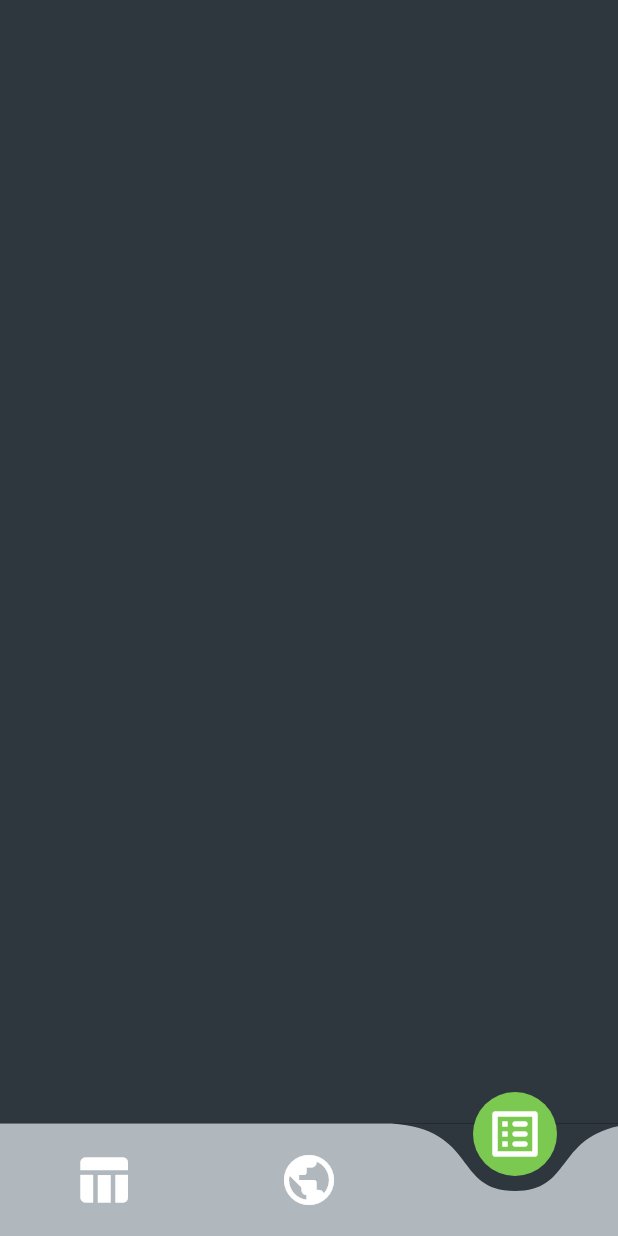
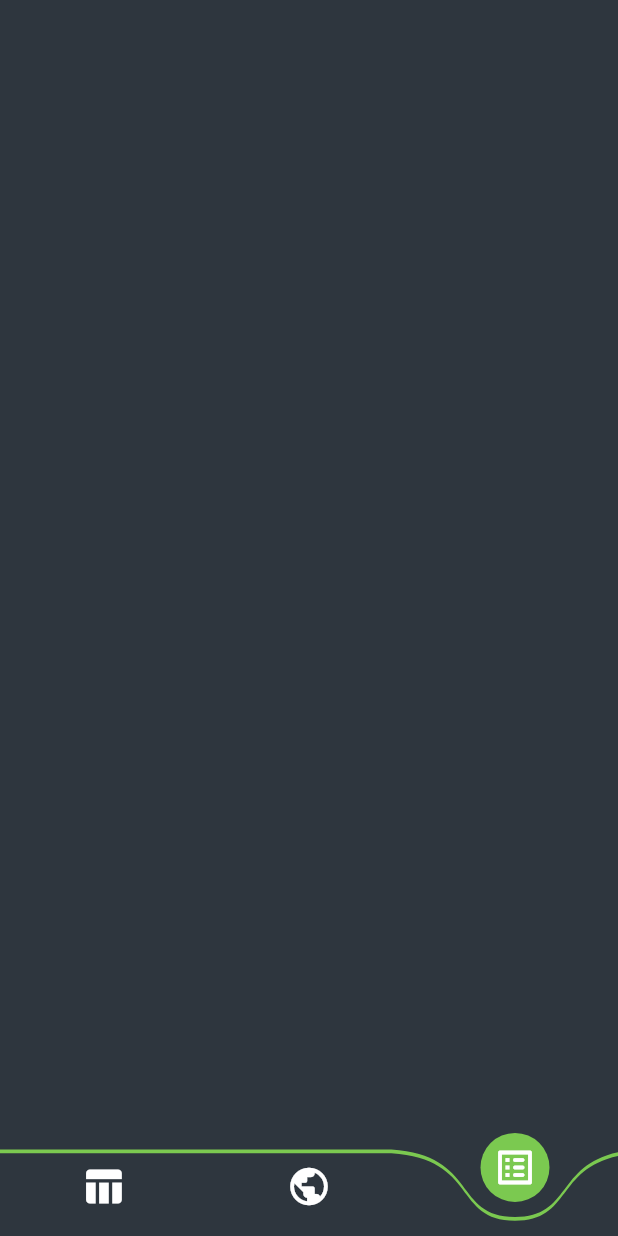
Before and after one commit to Grupo-Arquitectura-2021/VIC-19-Frontend-Mobile, a Flutter app: the screen it shows after launch, item 3 of the bottom bar chosen, on a phone screen of 412 x 824 dp. Run offline on Flutter 3.47's test engine with Material 2 defaults, Android fonts, the phone set to English and light mode, and no system bars; drawn by our look-alikes of curved_navigation_bar.

Commit message:
se agrego el bottom menu con la linea

```diff
--- a/vic_19/lib/Pages/BottomMenu.dart
+++ b/vic_19/lib/Pages/BottomMenu.dart
@@ -1,4 +1,4 @@
-import 'package:curved_navigation_bar/curved_navigation_bar.dart';
+import 'package:vic_19/bottomNav/curved_navigation_bar.dart';
 import 'package:flutter/cupertino.dart';
 import 'package:flutter/material.dart';
 
@@ -22,21 +22,21 @@ class _BottomMenuState extends State<BottomMenu> {
             // Icons.analytics_outlined,
             Icons.table_chart_rounded,
             // Icons.assessment_outlined,
-            size: 40,
+            size: 30,
             color: Colors.white,
           ),
           Icon(
             // Icons.menu,
             // Icons.home_rounded,
             Icons.public_rounded,
-            size: 40,
+            size: 30,
             color: Colors.white,
           ),
           Icon(
             // Icons.add_chart,
             // Icons.article_outlined,
             Icons.list_alt_rounded,
-            size: 40,
+            size: 30,
             color: Colors.white,
           ),
           // Icon(Icons.add_shopping_cart,size: 40,),
@@ -48,7 +48,9 @@ class _BottomMenuState extends State<BottomMenu> {
         },
         buttonBackgroundColor: color2,
         backgroundColor: color1,
-        color: color5,
+        height: size.height*0.07,
+
+        color: color1,
         // animationCurve: Curves.easeInBack,
         animationDuration: const Duration(milliseconds: 300),
       ),
--- /dev/null
+++ b/vic_19/lib/bottomNav/curved_navigation_bar.dart
@@ -0,0 +1,182 @@
+import 'package:flutter/material.dart';
+import 'package:meta/meta.dart';
+import 'src/nav_button.dart';
+import 'src/nav_custom_painter.dart';
+
+typedef _LetIndexPage = bool Function(int value);
+
+class CurvedNavigationBar extends StatefulWidget {
+  final List<Widget> items;
+  final int index;
+  final Color color;
+  final Color buttonBackgroundColor;
+  final Color backgroundColor;
+  final ValueChanged<int> onTap;
+  final _LetIndexPage letIndexChange;
+  final Curve animationCurve;
+  final Duration animationDuration;
+  final double height;
+
+  CurvedNavigationBar({
+    Key key,
+    @required this.items,
+    this.index = 0,
+    this.color = Colors.white,
+    this.buttonBackgroundColor,
+    this.backgroundColor = Colors.blueAccent,
+    this.onTap,
+    _LetIndexPage letIndexChange,
+    this.animationCurve = Curves.easeOut,
+    this.animationDuration = const Duration(milliseconds: 600),
+    this.height = 75.0,
+  })  : letIndexChange = letIndexChange ?? ((_) => true),
+        assert(items != null),
+        assert(items.length >= 1),
+        assert(0 <= index && index < items.length),
+        assert(0 <= height && height <= 75.0),
+        super(key: key);
+
+  @override
+  CurvedNavigationBarState createState() => CurvedNavigationBarState();
+}
+
+class CurvedNavigationBarState extends State<CurvedNavigationBar>
+    with SingleTickerProviderStateMixin {
+  double _startingPos;
+  int _endingIndex = 0;
+  double _pos;
+  double _buttonHide = 0;
+  Widget _icon;
+  AnimationController _animationController;
+  int _length;
+
+  @override
+  void initState() {
+    super.initState();
+    _icon = widget.items[widget.index];
+    _length = widget.items.length;
+    _pos = widget.index / _length;
+    _startingPos = widget.index / _length;
+    _animationController = AnimationController(vsync: this, value: _pos);
+    _animationController.addListener(() {
+      setState(() {
+        _pos = _animationController.value;
+        final endingPos = _endingIndex / widget.items.length;
+        final middle = (endingPos + _startingPos) / 2;
+        if ((endingPos - _pos).abs() < (_startingPos - _pos).abs()) {
+          _icon = widget.items[_endingIndex];
+        }
+        _buttonHide =
+            (1 - ((middle - _pos) / (_startingPos - middle)).abs()).abs();
+      });
+    });
+  }
+
+  @override
+  void didUpdateWidget(CurvedNavigationBar oldWidget) {
+    super.didUpdateWidget(oldWidget);
+    if (oldWidget.index != widget.index) {
+      final newPosition = widget.index / _length;
+      _startingPos = _pos;
+      _endingIndex = widget.index;
+      _animationController.animateTo(newPosition,
+          duration: widget.animationDuration, curve: widget.animationCurve);
+    }
+  }
+
+  @override
+  void dispose() {
+    _animationController.dispose();
+    super.dispose();
+  }
+
+  @override
+  Widget build(BuildContext context) {
+    Size size = MediaQuery.of(context).size;
+    return Container(
+      color: widget.backgroundColor,
+      height: widget.height,
+      child: Stack(
+        clipBehavior: Clip.none,
+        alignment: Alignment.bottomCenter,
+        children: <Widget>[
+          Positioned(
+            bottom: -40 - (75.0 - widget.height),
+            left: Directionality.of(context) == TextDirection.rtl
+                ? null
+                : _pos * size.width,
+            right: Directionality.of(context) == TextDirection.rtl
+                ? _pos * size.width
+                : null,
+            width: size.width / _length,
+            child: Center(
+              child: Transform.translate(
+                offset: Offset(
+                  0,
+                  -(1 - _buttonHide) * 80,
+                ),
+                child: Material(
+                  color: widget.buttonBackgroundColor ?? widget.color,
+                  type: MaterialType.circle,
+                  child: Padding(
+                    padding: const EdgeInsets.all(8.0),
+                    child: _icon,
+                  ),
+                ),
+              ),
+            ),
+          ),
+          Positioned(
+            left: 0,
+            right: 0,
+            bottom: 0 - (75.0 - widget.height),
+            child: CustomPaint(
+              painter: NavCustomPainter(
+                  _pos, _length, widget.color, Directionality.of(context)),
+              child: Container(
+                height: 75.0,
+              ),
+            ),
+          ),
+          Positioned(
+            left: 0,
+            right: 0,
+            bottom: 0 - (75.0 - widget.height),
+            child: SizedBox(
+                height: 100.0,
+                child: Row(
+                    children: widget.items.map((item) {
+                  return NavButton(
+                    onTap: _buttonTap,
+                    position: _pos,
+                    length: _length,
+                    index: widget.items.indexOf(item),
+                    child: Center(child: item),
+                  );
+                }).toList())),
+          ),
+        ],
+      ),
+    );
+  }
+
+  void setPage(int index) {
+    _buttonTap(index);
+  }
+
+  void _buttonTap(int index) {
+    if (!widget.letIndexChange(index)) {
+      return;
+    }
+    if (widget.onTap != null) {
+      widget.onTap(index);
+    }
+    final newPosition = index / _length;
+    setState(() {
+      _startingPos = _pos;
+      _endingIndex = index;
+      _animationController.animateTo(newPosition,
+          duration: widget.animationDuration, curve: widget.animationCurve);
+    });
+  }
+}
--- /dev/null
+++ b/vic_19/lib/bottomNav/src/nav_button.dart
@@ -0,0 +1,36 @@
+import 'package:flutter/material.dart';
+
+class NavButton extends StatelessWidget {
+  final double position;
+  final int length;
+  final int index;
+  final ValueChanged<int> onTap;
+  final Widget child;
+
+  NavButton({this.onTap, this.position, this.length, this.index, this.child});
+
+  @override
+  Widget build(BuildContext context) {
+    final desiredPosition = 1.0 / length * index;
+    final difference = (position - desiredPosition).abs();
+    final verticalAlignment = 1 - length * difference;
+    final opacity = length * difference;
+    return Expanded(
+      child: GestureDetector(
+        behavior: HitTestBehavior.translucent,
+        onTap: () {
+          onTap(index);
+        },
+        child: Container(
+            height: 75.0,
+            child: Transform.translate(
+              offset: Offset(
+                  0, difference < 1.0 / length ? verticalAlignment * 40 : 0),
+              child: Opacity(
+                  opacity: difference < 1.0 / length * 0.99 ? opacity : 1.0,
+                  child: child),
+            )),
+      ),
+    );
+  }
+}
--- /dev/null
+++ b/vic_19/lib/bottomNav/src/nav_custom_painter.dart
@@ -0,0 +1,59 @@
+import 'package:flutter/material.dart';
+
+class NavCustomPainter extends CustomPainter {
+  double loc;
+  double s;
+  Color color;
+  TextDirection textDirection;
+
+  NavCustomPainter(
+      double startingLoc, int itemsLength, this.color, this.textDirection) {
+    final span = 1.0 / itemsLength;
+    s = 0.2;
+    double l = startingLoc + (span - s) / 2;
+    loc = textDirection == TextDirection.rtl ? 0.8 - l : l;
+  }
+
+  @override
+  void paint(Canvas canvas, Size size) {
+    final paint = Paint()
+      ..color = Color(0xFF7BC950)
+      ..style = PaintingStyle.fill;
+
+    final path = Path()
+      ..moveTo(0, 0)
+      ..lineTo((loc - 0.1) * size.width, 0)
+      ..cubicTo(
+        (loc + s * 0.20) * size.width,
+        size.height * 0.05,
+        loc * size.width,
+        size.height * 0.60,
+        (loc + s * 0.50) * size.width,
+        size.height * 0.60,
+      )
+      ..cubicTo(
+        (loc + s) * size.width,
+        size.height * 0.60,
+        (loc + s - s * 0.20) * size.width,
+        size.height * 0.05,
+        (loc + s + 0.1) * size.width,
+        0,
+      )
+      ..lineTo(size.width, 0)
+      ..lineTo(size.width, size.height)
+      ..lineTo(0, size.height)
+      ..close();
+    var size_line=size.width*0.006;
+    canvas.drawPath(path, paint);
+    final paint2 = Paint()
+      ..color = color
+      ..style = PaintingStyle.fill;
+    final path3=path.shift(Offset(0,size_line));
+    canvas.drawPath(path3, paint2);
+  }
+
+  @override
+  bool shouldRepaint(CustomPainter oldDelegate) {
+    return this != oldDelegate;
+  }
+}
--- a/vic_19/lib/main.dart
+++ b/vic_19/lib/main.dart
@@ -1,6 +1,6 @@
 import 'package:flutter/material.dart';
 import 'package:vic_19/Pages/BottomMenu.dart';
-
+import 'PaletteColor.dart';
 void main() {
   runApp(MyApp());
 }
@@ -13,7 +13,7 @@ class MyApp extends StatelessWidget {
       title: 'Vic-19',
       debugShowCheckedModeBanner: false,
       theme: ThemeData(
-          scaffoldBackgroundColor: Colors.black, primaryColor: Colors.black
+          scaffoldBackgroundColor: color1, primaryColor: Colors.black
       ),
       home: BottomMenu(),
     );
--- a/vic_19/pubspec.yaml
+++ b/vic_19/pubspec.yaml
@@ -28,7 +28,6 @@ dependencies:
   # The following adds the Cupertino Icons font to your application.
   # Use with the CupertinoIcons class for iOS style icons.
   cupertino_icons: ^1.0.0
-  curved_navigation_bar: ^0.3.4
   bloc: ^2.0.0
   flutter_bloc: ^2.1.1
   lottie: ^0.7.0+1
```
